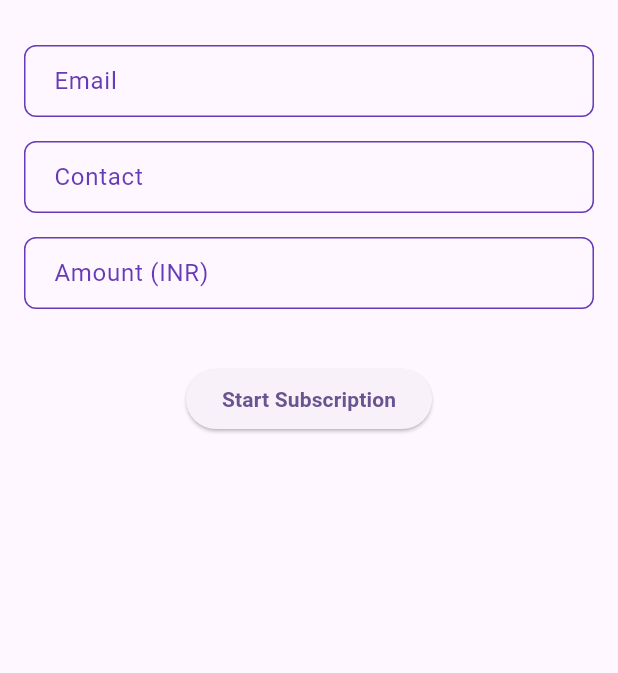
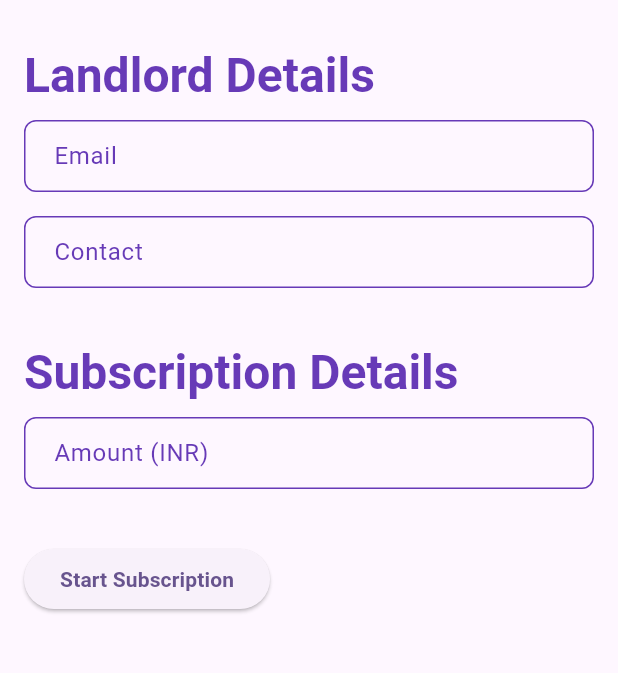
Before and after one commit to venkatpvc25/rentschedule, a Flutter app: the screen it shows after launch, on a phone screen of 412 x 824 dp, the part 63-736 px from its top. Run offline on Flutter 3.47's test engine with Material 3 defaults, Android fonts, the light colour scheme and no system bars; our stand-ins replace dio, supabase_flutter, webview_flutter; missing offline and left inert: razorpay_flutter; accounts and stored records are empty.

Commit message:
added razorpay

```diff
--- a/lib/features/razor/razorpay_subscription_screen.dart
+++ b/lib/features/razor/razorpay_subscription_screen.dart
@@ -2,11 +2,22 @@ import 'package:flutter/material.dart';
 import 'package:provider/provider.dart';
 import 'package:rentschedule/features/razor/razorpay_provider.dart';
 import 'package:rentschedule/features/razor/razorpay_service.dart';
+import 'package:rentschedule/features/razor/subscription_list_screen.dart';
+import 'package:rentschedule/forms/subscription_form.dart';
+import 'package:rentschedule/forms/tenant_form.dart';
 import 'package:rentschedule/strings.dart';
-import 'package:rentschedule/utils/form_field_wrapper.dart';
-import 'package:rentschedule/utils/utils.dart';
 import 'package:rentschedule/widgets/global_loader_screen.dart';
-import 'package:webview_flutter/webview_flutter.dart';
+import 'package:rentschedule/widgets/successfull_screen.dart';
+
+// landlord subscription screen
+// This screen allows the landlord to create a subscription for the tenant
+// using Razorpay. It includes a form for the landlord to enter their email,
+// contact number, and the amount for the subscription. Upon submission,
+
+// need to change from here that once subscription is created, it should
+// send an email to tenant with the subscription link
+// and the tenant should be able to pay the subscription using Razorpay
+// landlord needs to move to  succcssfully subscription created screen with tenant details on it.
 
 class SubscriptionScreen extends StatefulWidget {
   @override
@@ -14,11 +25,10 @@ class SubscriptionScreen extends StatefulWidget {
 }
 
 class _SubscriptionScreenState extends State<SubscriptionScreen> {
-  late final WebViewController _controller;
   final TextEditingController emailController = TextEditingController();
   final TextEditingController contactController = TextEditingController();
   final TextEditingController amountController = TextEditingController();
-  final _formKey = GlobalKey<FormState>(); // Form key for validation
+  final _formKey = GlobalKey<FormState>();
 
   @override
   void dispose() {
@@ -26,13 +36,6 @@ class _SubscriptionScreenState extends State<SubscriptionScreen> {
     contactController.dispose();
     amountController.dispose();
     super.dispose();
-  }
-
-  @override
-  void initState() {
-    super.initState();
-    _controller =
-        WebViewController()..setJavaScriptMode(JavaScriptMode.unrestricted);
   }
 
   @override
@@ -50,63 +53,23 @@ class _SubscriptionScreenState extends State<SubscriptionScreen> {
                       child: Padding(
                         padding: const EdgeInsets.all(16.0),
                         child: Form(
-                          key: _formKey, // Attach the form key
+                          key: _formKey,
+                          child: SingleChildScrollView(
                             child: Column(
+                              crossAxisAlignment: CrossAxisAlignment.start,
                               children: [
-                              FormFieldWrapper(
-                                child: TextFormField(
-                                  controller: emailController,
-                                  decoration: InputDecoration(
-                                    labelText: AppStrings.emailLabel,
+                                LandlordForm(
+                                  emailController: emailController,
+                                  contactController: contactController,
                                 ),
-                                  validator: (value) {
-                                    if (value == null || value.isEmpty) {
-                                      return AppStrings.emailRequired;
-                                    } else if (!isValidEmail(value)) {
-                                      return AppStrings.emailInvalid;
-                                    }
-                                    return null;
-                                  },
-                                ),
-                              ),
-                              FormFieldWrapper(
-                                child: TextFormField(
-                                  controller: contactController,
-                                  decoration: InputDecoration(
-                                    labelText: AppStrings.contactLabel,
-                                  ),
-                                  validator: (value) {
-                                    if (value == null || value.isEmpty) {
-                                      return AppStrings.contactRequired;
-                                    } else if (!isValidPhoneNumber(value)) {
-                                      return AppStrings.contactInvalid;
-                                    }
-                                    return null;
-                                  },
-                                ),
-                              ),
-                              FormFieldWrapper(
-                                child: TextFormField(
-                                  controller: amountController,
-                                  decoration: InputDecoration(
-                                    labelText: AppStrings.amountLabel,
-                                  ),
-                                  keyboardType: TextInputType.number,
-                                  validator: (value) {
-                                    if (value == null || value.isEmpty) {
-                                      return AppStrings.amountRequired;
-                                    } else if (!isValidAmount(value)) {
-                                      return AppStrings.amountInvalid;
-                                    }
-                                    return null;
-                                  },
-                                ),
+                                SizedBox(height: 20),
+                                SubscriptionDetailsForm(
+                                  amountController: amountController,
                                 ),
                                 SizedBox(height: 20),
                                 ElevatedButton(
                                   onPressed: () {
                                     if (_formKey.currentState!.validate()) {
-                                    // If the form is valid, proceed with the subscription
                                       provider.createSubscription(
                                         emailController.text,
                                         contactController.text,
@@ -120,11 +83,25 @@ class _SubscriptionScreenState extends State<SubscriptionScreen> {
                             ),
                           ),
                         ),
+                      ),
                     )
-                    : WebViewWidget(
-                      controller:
-                          _controller
-                            ..loadRequest(Uri.parse(provider.shortUrl!)),
+                    : GlobalSuccessScreen(
+                      title: 'Subscription',
+                      message: 'Subscription created successfully!',
+                      details: [
+                        Text('Tenant Email: ${emailController.text}'),
+                        Text('Tenant Contact: ${contactController.text}'),
+                        Text('Subscription Amount: ${amountController.text}'),
+                      ],
+                      onGoBack: () {
+                        Navigator.pushAndRemoveUntil(
+                          context,
+                          MaterialPageRoute(
+                            builder: (context) => SubscriptionListScreen(),
+                          ),
+                          (route) => false,
+                        );
+                      },
                     ),
           );
         },
--- /dev/null
+++ b/lib/forms/subscription_form.dart
@@ -0,0 +1,39 @@
+import 'package:flutter/material.dart';
+import 'package:rentschedule/strings.dart';
+import 'package:rentschedule/utils/form_field_wrapper.dart';
+import 'package:rentschedule/utils/utils.dart';
+
+class SubscriptionDetailsForm extends StatelessWidget {
+  final TextEditingController amountController;
+
+  const SubscriptionDetailsForm({required this.amountController});
+
+  @override
+  Widget build(BuildContext context) {
+    return Column(
+      crossAxisAlignment: CrossAxisAlignment.start,
+      children: [
+        Text(
+          "Subscription Details",
+          style: Theme.of(context).textTheme.headlineLarge,
+        ),
+        SizedBox(height: 10),
+        FormFieldWrapper(
+          child: TextFormField(
+            controller: amountController,
+            decoration: InputDecoration(labelText: AppStrings.amountLabel),
+            keyboardType: TextInputType.number,
+            validator: (value) {
+              if (value == null || value.isEmpty) {
+                return AppStrings.amountRequired;
+              } else if (!isValidAmount(value)) {
+                return AppStrings.amountInvalid;
+              }
+              return null;
+            },
+          ),
+        ),
+      ],
+    );
+  }
+}
--- /dev/null
+++ b/lib/forms/tenant_form.dart
@@ -0,0 +1,56 @@
+import 'package:flutter/material.dart';
+import 'package:rentschedule/strings.dart';
+import 'package:rentschedule/utils/form_field_wrapper.dart';
+import 'package:rentschedule/utils/utils.dart';
+
+class LandlordForm extends StatelessWidget {
+  final TextEditingController emailController;
+  final TextEditingController contactController;
+
+  const LandlordForm({
+    required this.emailController,
+    required this.contactController,
+  });
+
+  @override
+  Widget build(BuildContext context) {
+    return Column(
+      crossAxisAlignment: CrossAxisAlignment.start,
+      children: [
+        Text(
+          "Landlord Details",
+          style: Theme.of(context).textTheme.headlineLarge,
+        ),
+        SizedBox(height: 10),
+        FormFieldWrapper(
+          child: TextFormField(
+            controller: emailController,
+            decoration: InputDecoration(labelText: AppStrings.emailLabel),
+            validator: (value) {
+              if (value == null || value.isEmpty) {
+                return AppStrings.emailRequired;
+              } else if (!isValidEmail(value)) {
+                return AppStrings.emailInvalid;
+              }
+              return null;
+            },
+          ),
+        ),
+        FormFieldWrapper(
+          child: TextFormField(
+            controller: contactController,
+            decoration: InputDecoration(labelText: AppStrings.contactLabel),
+            validator: (value) {
+              if (value == null || value.isEmpty) {
+                return AppStrings.contactRequired;
+              } else if (!isValidPhoneNumber(value)) {
+                return AppStrings.contactInvalid;
+              }
+              return null;
+            },
+          ),
+        ),
+      ],
+    );
+  }
+}
--- /dev/null
+++ b/lib/models/api_response.dart
@@ -0,0 +1,28 @@
+class ApiResponse<T> {
+  final int statusCode;
+  final String message;
+  final T? data;
+
+  ApiResponse({required this.statusCode, required this.message, this.data});
+
+  // Factory constructor to create an ApiResponse from JSON
+  factory ApiResponse.fromJson(
+    Map<String, dynamic> json,
+    T Function(Object? json) fromJsonT,
+  ) {
+    return ApiResponse<T>(
+      statusCode: json['statusCode'] as int,
+      message: json['message'] as String,
+      data: json['data'] != null ? fromJsonT(json['data']) : null,
+    );
+  }
+
+  // Method to convert ApiResponse to JSON
+  Map<String, dynamic> toJson(Object? Function(T value) toJsonT) {
+    return {
+      'statusCode': statusCode,
+      'message': message,
+      'data': data != null ? toJsonT(data!) : null,
+    };
+  }
+}
--- a/lib/strings.dart
+++ b/lib/strings.dart
@@ -21,4 +21,15 @@ class AppStrings {
   static const String loading = "Loading...";
   static const String noInternet =
       "No internet connection. Please check your settings.";
+
+  // Dio Service Error Messages
+  static const String connectionTimeout =
+      'Connection timed out. Please try again.';
+  static const String badRequest = 'Bad request. Please check your input.';
+  static const String unauthorized = 'Unauthorized. Please log in again.';
+  static const String serverError = 'Server error. Please try again later.';
+  static const String unknownError =
+      'No internet connection. Please check your network.';
+  static const String unexpectedError = 'Unexpected error occurred.';
+  static const String genericError = 'Something went wrong. Please try again.';
 }
--- a/pubspec.yaml
+++ b/pubspec.yaml
@@ -20,6 +20,7 @@ dependencies:
   razorpay_flutter: ^1.4.0
   webview_flutter: ^4.2.1
   http: ^0.13.6
+  url_launcher: ^6.1.7
 
 
 dev_dependencies:
```
Also changed, not shown: lib/features/razor/razorpay_provider.dart (+8 -1 lines), lib/features/razor/razorpay_service.dart (+76 -4 lines), lib/features/razor/subscription_list_screen.dart (added, +39 -0 lines), lib/features/razor/tenant_detail_screen.dart (added, +63 -0 lines), lib/services/dio_service.dart (+16 -37 lines), lib/widgets/subscription_web_view.dart (added, +18 -0 lines), lib/widgets/successfull_screen.dart (added, +43 -0 lines), lib/screens/add_tenancy_screen.dart (line endings or trailing spaces), pubspec.lock. Lines whose indentation alone changed are shown as unchanged.
